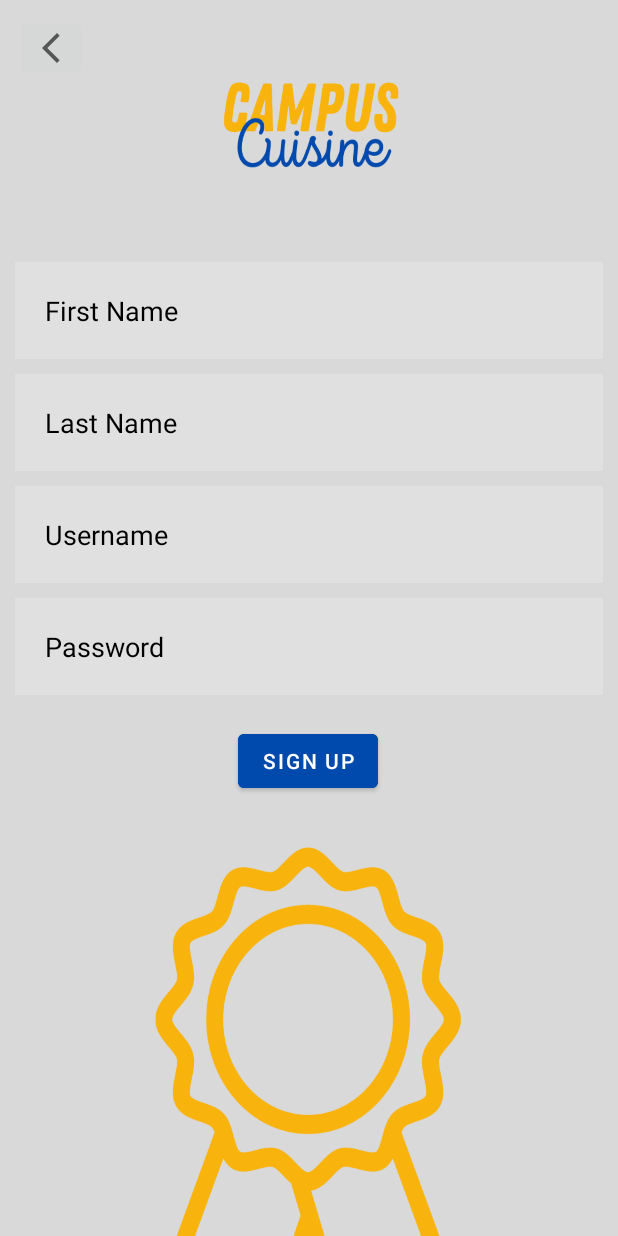
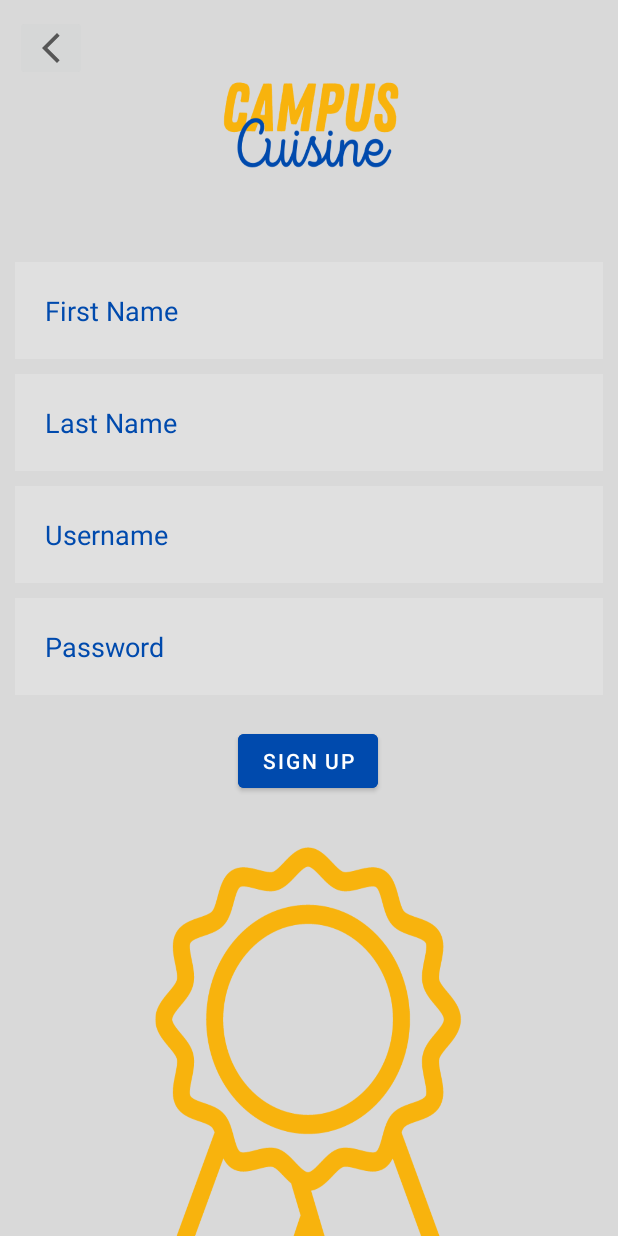
Before and after one commit to jabezj1/CampusCuisine, an Android app: the SignupActivity screen opened directly, with no data from a screen before it, on a phone screen of 412 x 824 dp. Run offline under Robolectric (Android 15) with nearby library versions, the phone set to English and light mode, and no system bars.

Commit message:
Intro Version 1.1, Signup Version 1.03, Login Version 1.03

```diff
--- a/app/src/main/res/layout/activity_signup.xml
+++ b/app/src/main/res/layout/activity_signup.xml
@@ -16,8 +16,9 @@
         android:drawablePadding="20dp"
         android:hint="First Name"
         android:padding="20dp"
-        android:textColor="@color/black"
-        android:textColorHint="@color/black"
+        android:textColor="#004aad"
+        android:textColorHint="#004aad"
+        android:drawableTint="#004aad"
         app:layout_constraintBottom_toTopOf="@+id/LastName"
         app:layout_constraintTop_toTopOf="parent"
         app:layout_constraintVertical_bias="1.0"
@@ -34,8 +35,9 @@
         android:drawablePadding="20dp"
         android:hint="Last Name"
         android:padding="20dp"
-        android:textColor="@color/black"
-        android:textColorHint="@color/black"
+        android:textColor="#004aad"
+        android:textColorHint="#004aad"
+        android:drawableTint="#004aad"
         app:layout_constraintBottom_toTopOf="@+id/Username"
         tools:layout_editor_absoluteX="9dp" />
 
@@ -49,8 +51,9 @@
         android:drawablePadding="20dp"
         android:hint="Username"
         android:padding="20dp"
-        android:textColor="@color/black"
-        android:textColorHint="@color/black"
+        android:textColor="#004aad"
+        android:textColorHint="#004aad"
+        android:drawableTint="#004aad"
         app:layout_constraintBottom_toTopOf="@+id/Password"
         tools:layout_editor_absoluteX="10dp" />
 
@@ -64,8 +67,10 @@
         android:drawablePadding="20dp"
         android:hint="Password"
         android:padding="20dp"
-        android:textColor="@color/black"
-        android:textColorHint="@color/black"
+        android:textColor="#004aad"
+        android:textColorHint="#004aad"
+        android:drawableTint="#004aad"
+        android:password="true"
         app:layout_constraintBottom_toBottomOf="parent"
         app:layout_constraintTop_toTopOf="parent"
         app:layout_constraintVertical_bias="0.526"
```
Also changed, not shown: app/src/main/res/drawable/ic_baseline_lock_24.xml (added, +10 -0 lines), app/src/main/res/layout/activity_intro.xml (+13 -14 lines), app/src/main/res/layout/activity_login.xml (+14 -11 lines), app/src/main/res/drawable/ccfork.png (added), app/src/main/res/drawable/ccintro.png, app/src/main/res/drawable/ccpencil.png (added).
